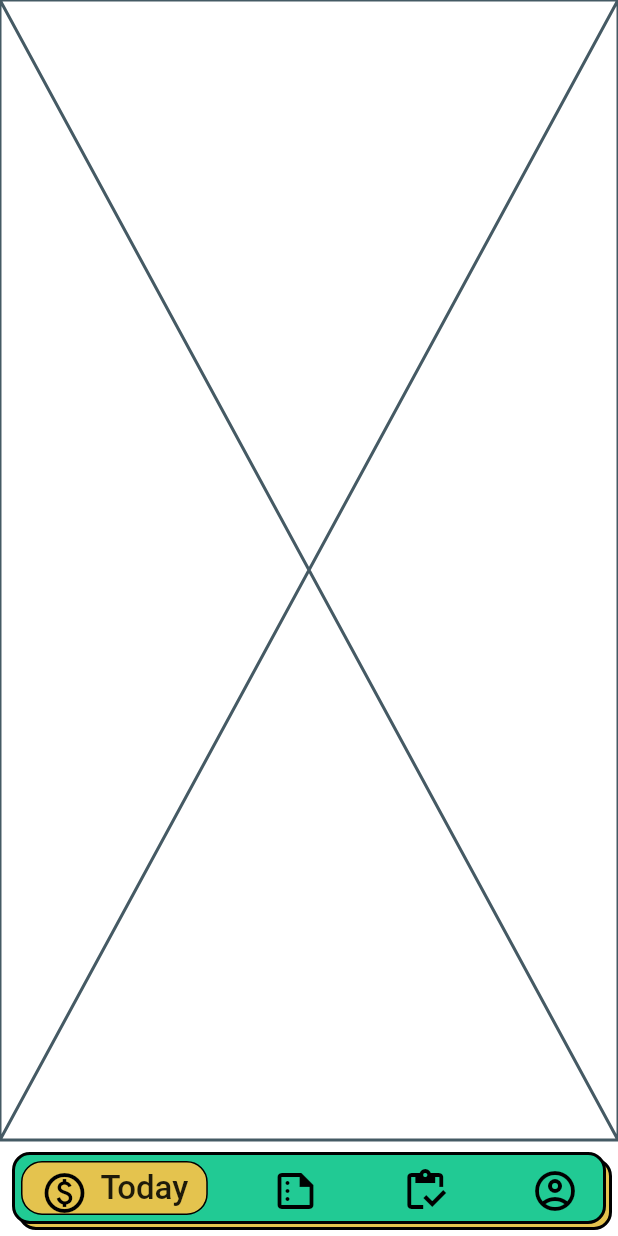
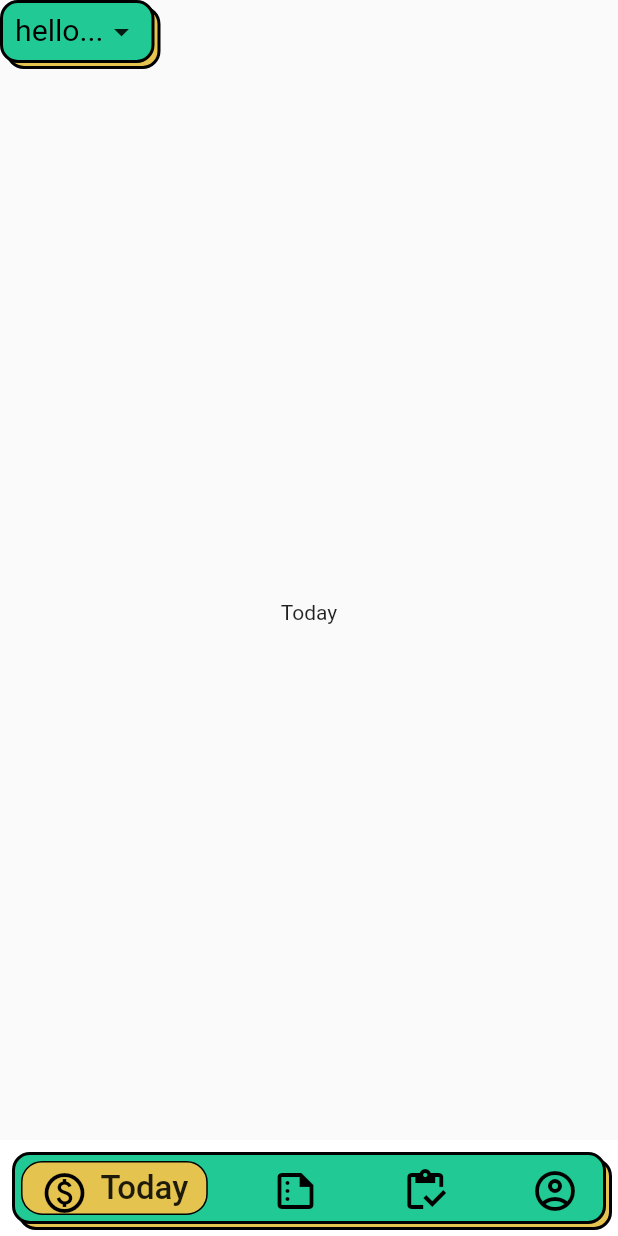
Before and after one commit to SulabhShrestha/MeroStoreMobile, a Flutter app: the screen it shows after launch, on a phone screen of 412 x 824 dp. Run offline on Flutter 3.47's test engine with Material 2 defaults, Android fonts, the phone set to English and light mode, and no system bars; drawn by our look-alikes of google_nav_bar.

Commit message:
Added in TodayPage: CustomDropDownBox

```diff
--- /dev/null
+++ b/lib/utils/constants/text_styles.dart
@@ -0,0 +1,49 @@
+import 'package:flutter/material.dart';
+
+import 'app_colors.dart';
+
+class ConstantTextStyles {
+  // Heading style
+  static const TextStyle redHeading20 = TextStyle(
+    fontSize: 20,
+    fontWeight: FontWeight.bold,
+    color: AppColors.redColor,
+    decoration: TextDecoration.underline,
+    decorationThickness: 2,
+    decorationStyle: TextDecorationStyle.solid,
+  );
+  static const TextStyle blueHeading22 = TextStyle(
+    fontSize: 22,
+    fontWeight: FontWeight.bold,
+    color: AppColors.blueColor,
+  );
+
+  // Normal Text Style
+  static const TextStyle normalStyle18 = TextStyle(
+    fontSize: 18,
+    color: AppColors.primaryColor,
+  );
+  static const TextStyle normalStyle20 = TextStyle(
+    fontSize: 20,
+    color: AppColors.primaryColor,
+  );
+  static const TextStyle normalStyle22 = TextStyle(
+    fontSize: 22,
+    color: AppColors.primaryColor,
+  );
+
+  // Dim type textStyle
+  static const TextStyle dimStyle14 = TextStyle(
+    fontSize: 14,
+    color: AppColors.secondaryColor,
+  );
+  static const TextStyle dimStyle18 = TextStyle(
+    fontSize: 18,
+    color: AppColors.secondaryColor,
+  );
+
+  static const TextStyle dimStyle20 = TextStyle(
+    fontSize: 20,
+    color: AppColors.secondaryColor,
+  );
+}
--- /dev/null
+++ b/lib/views/core_widgets/custom_drop_down_btn.dart
@@ -0,0 +1,95 @@
+import 'dart:developer';
+
+import 'package:flutter/material.dart';
+import 'package:merostore_mobile/utils/constants/app_colors.dart';
+import 'package:merostore_mobile/utils/constants/text_styles.dart';
+
+import 'custom_shadow_container.dart';
+
+class CustomDropDownBtn extends StatefulWidget {
+  final bool? hideBackgroundUI;
+  final double? width;
+  final List<String> options;
+  final ValueChanged<String> onTap;
+  final String? initialValue;
+
+  const CustomDropDownBtn({
+    Key? key,
+    this.hideBackgroundUI,
+    this.width,
+    this.initialValue,
+    required this.options,
+    required this.onTap,
+  }) : super(key: key);
+
+  @override
+  State<CustomDropDownBtn> createState() => _CustomDropDownBtnState();
+}
+
+class _CustomDropDownBtnState extends State<CustomDropDownBtn> {
+  late String _currentItemSelected;
+
+  @override
+  void initState() {
+    super.initState();
+    _currentItemSelected = widget.initialValue ??
+        widget.options.first; // First priority is always initial value
+    log("Beginning of DROPDOWNBTN: $_currentItemSelected");
+  }
+
+  @override
+  Widget build(BuildContext context) {
+    return CustomShadowContainer(
+      height: 42,
+      hideBackgroundUI: widget.hideBackgroundUI ?? false,
+      width: widget.width ?? MediaQuery.of(context).size.width * 0.25,
+      foregroundColor: AppColors.greenColor,
+      backgroundColor: AppColors.yellowColor,
+      padding: const EdgeInsets.symmetric(horizontal: 8),
+      child: DropdownButtonHideUnderline(
+        child: PopupMenuButton<String>(
+          itemBuilder: (context) {
+            return widget.options.map((str) {
+              return PopupMenuItem(
+                value: str,
+                child: Text(
+                  str,
+                  style: ConstantTextStyles.normalStyle20,
+                ),
+              );
+            }).toList();
+          },
+          child: Padding(
+            padding: EdgeInsets.zero,
+            child: Row(
+              mainAxisSize: MainAxisSize.max,
+              mainAxisAlignment: MainAxisAlignment.spaceBetween,
+              children: <Widget>[
+                Flexible(
+                  child: FittedBox(
+                    fit: BoxFit.scaleDown,
+                    child: Text(
+                      _currentItemSelected.length < 5
+                          ? _currentItemSelected
+                          : ("${_currentItemSelected.substring(0, 5)}..."),
+                      style: ConstantTextStyles.normalStyle22,
+                    ),
+                  ),
+                ),
+                Icon(Icons.arrow_drop_down),
+              ],
+            ),
+          ),
+          onSelected: (value) {
+            widget.onTap(value);
+            setState(() {
+              _currentItemSelected = value;
+            });
+
+            log("Inside DropDownBtn $_currentItemSelected");
+          },
+        ),
+      ),
+    );
+  }
+}
--- a/lib/views/root_page/root_page.dart
+++ b/lib/views/root_page/root_page.dart
@@ -1,7 +1,7 @@
 import 'package:flutter/material.dart';
 import 'package:google_nav_bar/google_nav_bar.dart';
 import 'package:merostore_mobile/utils/constants/app_colors.dart';
-import 'package:merostore_mobile/utils/custom_shadow_container.dart';
+import 'package:merostore_mobile/views/core_widgets/custom_shadow_container.dart';
 import 'package:merostore_mobile/views/instock_page/InStockPage.dart';
 import 'package:merostore_mobile/views/other_page/OtherPage.dart';
 import 'package:merostore_mobile/views/summary_page/SummaryPage.dart';
--- a/lib/views/today_sold_page/TodaySoldPage.dart
+++ b/lib/views/today_sold_page/TodaySoldPage.dart
@@ -1,10 +1,30 @@
 import 'package:flutter/material.dart';
+import 'package:merostore_mobile/views/core_widgets/custom_drop_down_btn.dart';
 
 class TodaySoldPage extends StatelessWidget {
   const TodaySoldPage({Key? key}) : super(key: key);
 
   @override
   Widget build(BuildContext context) {
-    return const Placeholder();
+    return Scaffold(
+      body: NestedScrollView(
+        floatHeaderSlivers: true,
+        headerSliverBuilder: (_, isScrolled) {
+          return [
+            SliverAppBar(
+              backgroundColor: Colors.transparent,
+              floating: true,
+              flexibleSpace: CustomDropDownBtn(
+                options: const ["hello", "hi"],
+                onTap: (val) {},
+              ),
+            ),
+          ];
+        },
+        body: const Center(
+          child: Text("Today"),
+        ),
+      ),
+    );
   }
 }
```
Also changed, not shown: lib/views/core_widgets/custom_shadow_container.dart (renamed from lib/utils/custom_shadow_container.dart).
